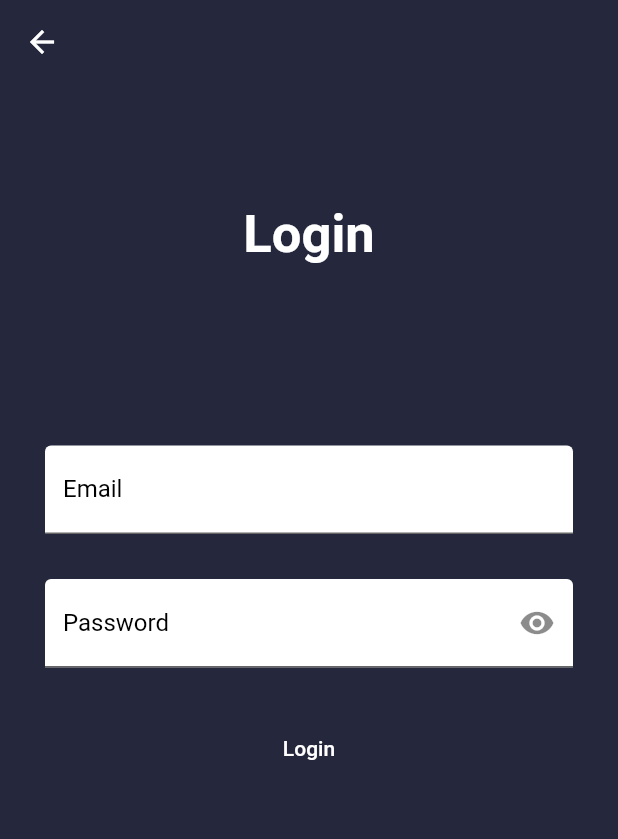
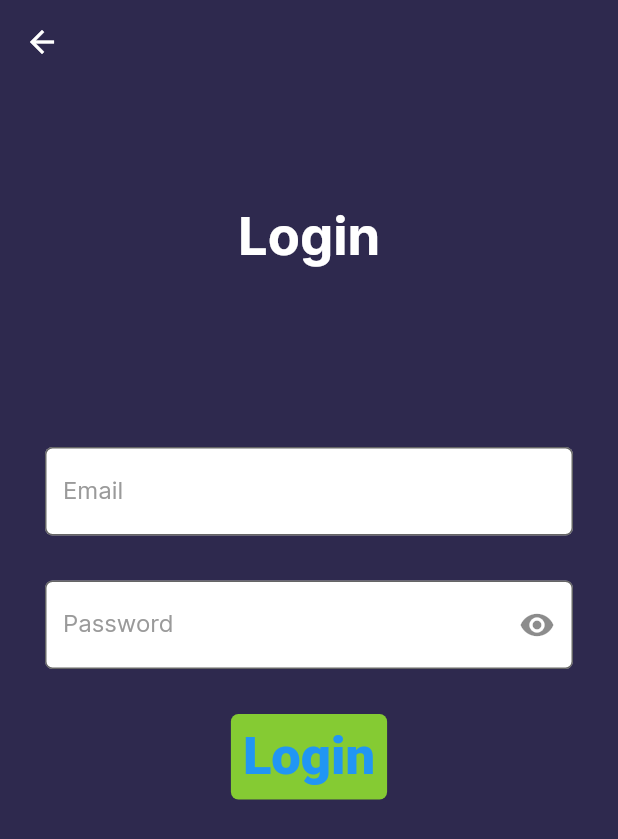
Before and after one commit to AngelovanOsch1/chatFlutter, a Flutter app: the screen it shows after launch, after a tap on "Login", on a phone screen of 412 x 824 dp. Shown: the top 839 px of the screen. Run offline on Flutter 3.47's test engine with Material 2 defaults, Android fonts, the phone set to English and light mode, and no system bars; our stand-ins replace cloud_firestore, firebase_auth, firebase_core, firebase_storage, image_picker; accounts and stored records are empty.

Commit message:
added text and color variables

```diff
--- a/lib/colors.dart
+++ b/lib/colors.dart
@@ -1,6 +1,50 @@
 import 'package:flutter/material.dart';
 
-class AppColors {
-  static const Color primaryColor = Color(0xFF8F3985);
-  static const Color backgroundColor = Color(0xFF25283D);
-}
+ThemeData themeData = ThemeData(
+    fontFamily: 'interFontFamily',
+    scaffoldBackgroundColor: colorScheme.background,
+    appBarTheme: AppBarTheme(color: colorScheme.background, elevation: 0),
+    inputDecorationTheme: InputDecorationTheme(
+      filled: false,
+      labelStyle: TextStyle(color: colorScheme.onBackground),
+      hintStyle: TextStyle(color: colorScheme.onBackground),
+      border: OutlineInputBorder(
+        borderRadius: BorderRadius.circular(5),
+        borderSide: const BorderSide(color: Colors.white),
+      ),
+    ),
+    textButtonTheme: TextButtonThemeData(
+      style: ButtonStyle(
+        backgroundColor: MaterialStateProperty.resolveWith((states) => colorScheme.primary),
+        shape: MaterialStateProperty.all<RoundedRectangleBorder>(
+          RoundedRectangleBorder(
+            borderRadius: BorderRadius.circular(5),
+          ),
+        ),
+        textStyle: MaterialStateProperty.all<TextStyle>(textTheme.headlineLarge!),
+      ),
+    ),
+    dividerColor: colorScheme.onBackground);
+
+TextTheme textTheme = const TextTheme(
+  headlineLarge: TextStyle(color: Colors.white, fontSize: 35, fontWeight: FontWeight.w900), //black
+  headlineMedium: TextStyle(color: Colors.white, fontSize: 18, fontWeight: FontWeight.w400), //regular
+  headlineSmall: TextStyle(color: Colors.white, fontSize: 12, fontWeight: FontWeight.w700), //bold
+);
+
+const colorScheme = ColorScheme(
+  brightness: Brightness.light,
+  primary: Color(0XFF85CB33),
+  onPrimary: Color(0XFFFFFFFF),
+  secondary: Color(0XFF805600),
+  onSecondary: Color(0XFFFFFFFF),
+  error: Color(0XFFBA1A1A),
+  onError: Color(0XFFFFFFFF),
+  background: Color(0XFF2E294E),
+  onBackground: Color(0XFF9A9A9A),
+  surface: Color(0XFFFFFFFF),
+  onSurface: Color(0XFFFFFFFF),
+);
+
+Color myMessage = const Color(0XFF716E87);
+Color friendsMessage = const Color(0XFFDCFFB2);
--- a/lib/main.dart
+++ b/lib/main.dart
@@ -30,17 +30,7 @@ class MyApp extends StatelessWidget {
   @override
   Widget build(BuildContext context) {
     return MaterialApp(
-      theme: ThemeData(
-          colorScheme: ThemeData().colorScheme.copyWith(primary: Colors.white),
-        primaryColor: AppColors.primaryColor,
-        scaffoldBackgroundColor: AppColors.backgroundColor,
-          appBarTheme:
-              const AppBarTheme(color: AppColors.backgroundColor, elevation: 0),
-          inputDecorationTheme: const InputDecorationTheme(
-            labelStyle: TextStyle(color: Colors.black),
-            hintStyle: TextStyle(color: Colors.black),
-          ),
-        ),
+      theme: themeData,
         home: const AuthScreen()
     );
   }
--- a/lib/screens/auth/auth.dart
+++ b/lib/screens/auth/auth.dart
@@ -61,19 +61,7 @@ class _AuthScreen extends State<AuthScreen> {
             Padding(
               padding: const EdgeInsets.only(top: 30),
               child: TextButton(
-                style: ButtonStyle(
-                  minimumSize: MaterialStateProperty.all(
-                    const Size(250, 60),
-                  ),
-                  backgroundColor: MaterialStateProperty.resolveWith(
-                    (states) => const Color(0X8FFF3985),
-                  ),
-                  shape: MaterialStateProperty.resolveWith(
-                    (states) => RoundedRectangleBorder(
-                      borderRadius: BorderRadius.circular(12.0),
-                    ),
-                  ),
-                ),
+
                 onPressed: () => {
                   Navigator.push(
                     context,
@@ -92,7 +80,6 @@ class _AuthScreen extends State<AuthScreen> {
                 ),
               ),
             ),
-
           ],
         ),
       ),
```
Also changed, not shown: pubspec.yaml (+8 -35 lines), lib/fonts/Inter-Black.ttf (added), lib/fonts/Inter-Bold.ttf (added), lib/fonts/Inter-Light.ttf (added), lib/fonts/Inter-Medium.ttf (added), lib/fonts/Inter-Regular.ttf (added), lib/fonts/Inter-Thin.ttf (added).
